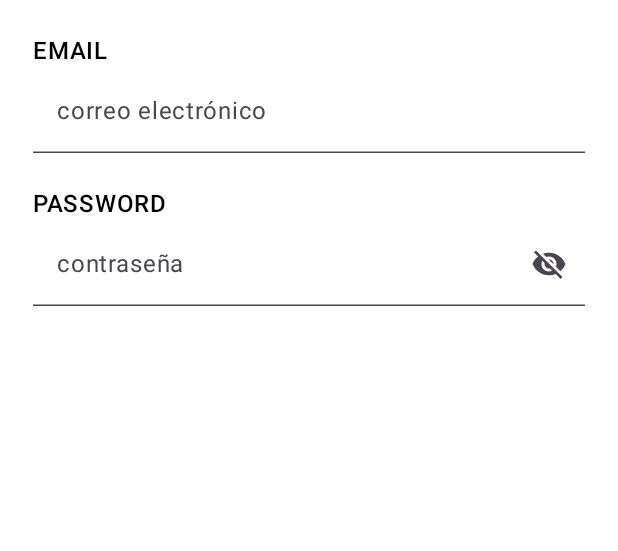
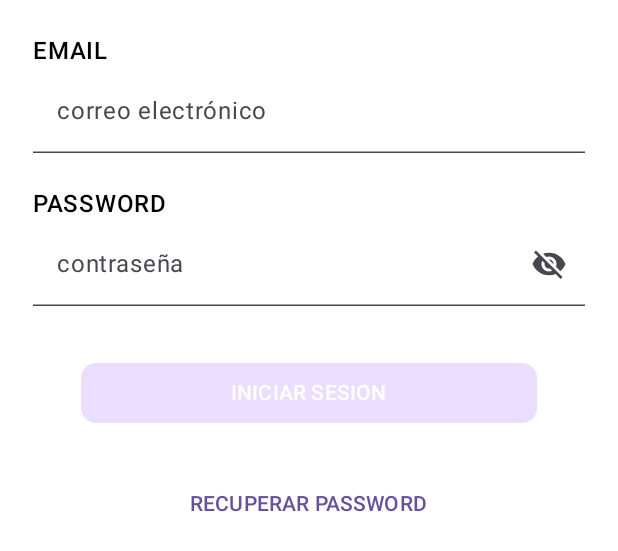
Before and after one commit to Davpen79/SaborExpress, an Android app built with Jetpack Compose: the @Preview function PantallaRegistroPreview, on a phone screen of 412 x 824 dp. Shown: the top 551 px of the screen. Run offline under Robolectric (Android 15) with nearby library versions, the phone set to English and light mode, and no system bars.

Commit message:
feat: Añadido boton principal a PantallaRegistro

```diff
--- a/app/src/main/java/com/davpen79/saborexpress/ui/page/PantallaRegistro.kt
+++ b/app/src/main/java/com/davpen79/saborexpress/ui/page/PantallaRegistro.kt
@@ -15,6 +15,7 @@ import androidx.compose.material3.Icon
 import androidx.compose.material3.IconButton
 import androidx.compose.material3.MaterialTheme
 import androidx.compose.material3.Text
+import androidx.compose.material3.TextButton
 import androidx.compose.material3.TextField
 import androidx.compose.material3.TextFieldDefaults.colors
 import androidx.compose.runtime.Composable
@@ -31,10 +32,15 @@ import androidx.compose.ui.text.input.VisualTransformation
 import androidx.compose.ui.tooling.preview.Preview
 import androidx.compose.ui.unit.dp
 import com.davpen79.saborexpress.R
+import com.davpen79.saborexpress.ui.component.BotonPrincipal
+import com.davpen79.saborexpress.ui.component.BotonPrincipalData
 import com.example.compose.SaborExpressTheme
 
 data class PantallaRegistroData(
-    val textoCondiciones: String
+    val textoCondiciones: String,
+    val onBotonPrincipalClick: () -> Unit,
+    val onTextoClick: () -> Unit,
+    val onBotonSecundario: () -> Unit
 ) {
 
 }
@@ -143,6 +149,22 @@ fun PantallaRegistro(
             )
         }
 
+        BotonPrincipal(
+            data = BotonPrincipalData(
+                icono = null,
+                texto = stringResource(R.string.iniciarsesion),
+                onBotonClick = data.onBotonPrincipalClick,
+            ),
+            modifier = Modifier
+                .fillMaxWidth()
+                .padding(40.dp,20.dp)
+        )
+
+        TextButton(
+            onClick = data.onTextoClick
+        ) {
+            Text(text = stringResource(R.string.recuperarpass))
+        }
 
     }
 
@@ -154,7 +176,10 @@ fun PantallaRegistroPreview() {
     SaborExpressTheme() {
         PantallaRegistro(
             data = PantallaRegistroData(
-                textoCondiciones = "Aceptar TOCS"
+                textoCondiciones = "Aceptar TOCS",
+                onBotonPrincipalClick = {},
+                onTextoClick = {},
+                onBotonSecundario = {}
             )
         )
     }
--- a/app/src/main/res/values/strings.xml
+++ b/app/src/main/res/values/strings.xml
@@ -19,4 +19,6 @@
     <string name="titulopassword">PASSWORD</string>
     <string name="placeholdercorreo">correo electrónico</string>
     <string name="placeholderpassword">contraseña</string>
+    <string name="iniciarsesion">INICIAR SESION</string>
+    <string name="recuperarpass">RECUPERAR PASSWORD</string>
 </resources>
```
